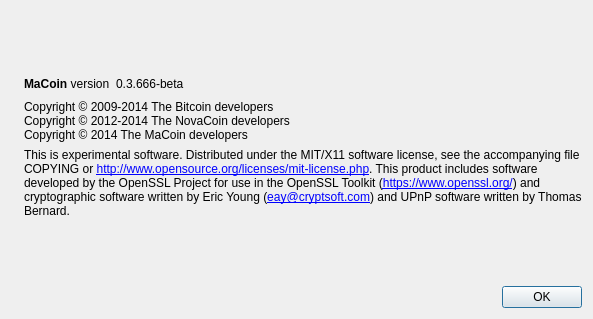
Qt form src/qt/forms/aboutdialog.ui (niniwzw/macoin) before a commit.
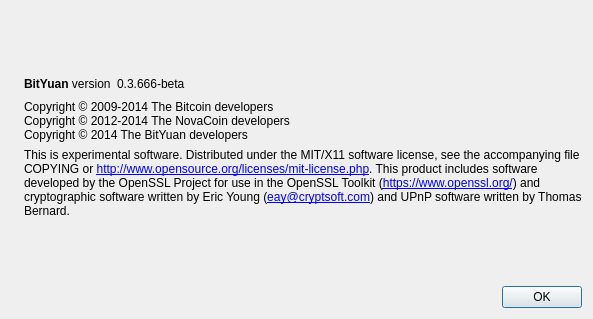
The same form after that commit. Icons and pictures are not drawn.

```diff
--- a/src/qt/forms/aboutdialog.ui
+++ b/src/qt/forms/aboutdialog.ui
@@ -50,7 +50,7 @@
           <cursorShape>IBeamCursor</cursorShape>
          </property>
          <property name="text">
-          <string>&lt;b&gt;MaCoin&lt;/b&gt; version</string>
+          <string>&lt;b&gt;BitYuan&lt;/b&gt; version</string>
          </property>
          <property name="textInteractionFlags">
           <set>Qt::LinksAccessibleByMouse|Qt::TextSelectableByKeyboard|Qt::TextSelectableByMouse</set>
@@ -93,7 +93,7 @@
        <property name="text">
         <string>Copyright © 2009-2014 The Bitcoin developers
 Copyright © 2012-2014 The NovaCoin developers
-Copyright © 2014 The MaCoin developers</string>
+Copyright © 2014 The BitYuan developers</string>
        </property>
        <property name="textInteractionFlags">
         <set>Qt::LinksAccessibleByMouse|Qt::TextSelectableByKeyboard|Qt::TextSelectableByMouse</set>
```
Left out of the diff: 2 changed lines with no effect on the pictures.
